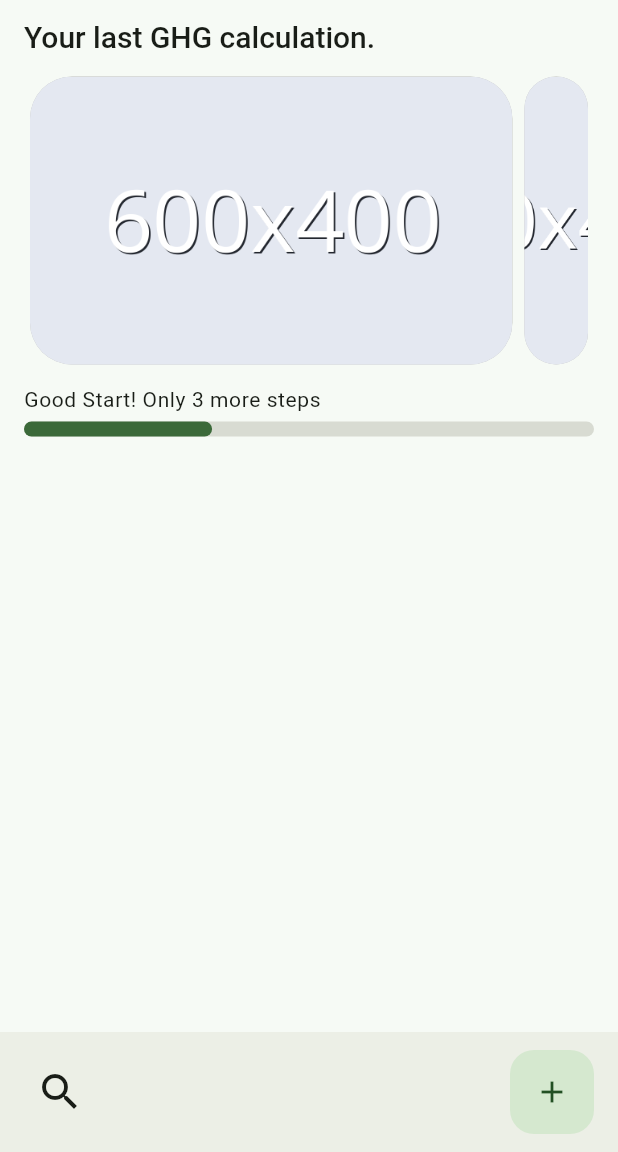
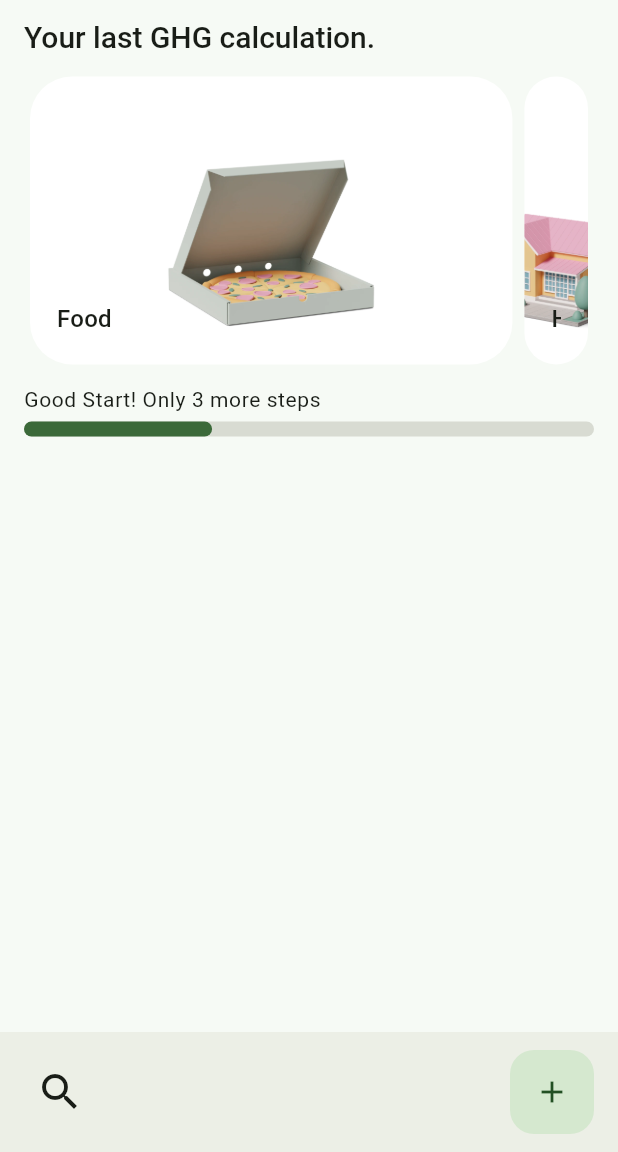
Before and after one commit to tomascarruco/Greenly, a Flutter app: the screen it shows after launch, on a phone screen of 412 x 824 dp, the part 84-1236 px from its top. Run offline on Flutter 3.47's test engine with Material 3 defaults, Android fonts, the phone set to English and light mode, and no system bars.

Commit message:
feat: Images for the carousel

```diff
--- a/lib/pages/home.dart
+++ b/lib/pages/home.dart
@@ -6,6 +6,9 @@ class HomePage extends StatelessWidget {
   @override
   Widget build(BuildContext context) {
     var textTheme = TextTheme.of(context);
+
+    final width = MediaQuery.sizeOf(context).width;
+    final images = ['Food', 'Housing', 'Energy', 'Transportation'];
 
     return SingleChildScrollView(
       padding: EdgeInsets.symmetric(horizontal: 16, vertical: 12),
@@ -18,12 +21,34 @@ class HomePage extends StatelessWidget {
           SizedBox(
             height: 200,
             child: CarouselView(
-              backgroundColor: Colors.grey.shade400,
+              backgroundColor: Colors.white,
               itemExtent: MediaQuery.of(context).size.width * 0.8,
+              itemSnapping: true,
               children: List<Widget>.generate(4, (int id) {
-                return Image.asset(
-                  'assets/images/600x400.png',
-                  fit: BoxFit.cover,
+                return Stack(
+                  alignment: AlignmentDirectional.bottomStart,
+                  // fit: StackFit.passthrough,
+                  children: <Widget>[
+                    ClipRect(
+                      child: OverflowBox(
+                        maxWidth: width / 2.5,
+                        maxHeight: width / 2.5,
+                        child: Image.asset(
+                          'assets/images/${images[id]}.png',
+                          fit: BoxFit.cover,
+                        ),
+                      ),
+                    ),
+                    Padding(
+                      padding: EdgeInsetsGeometry.all(18.0),
+                      child: Text(
+                        images[id],
+                        overflow: TextOverflow.clip,
+                        softWrap: false,
+                        style: textTheme.titleMedium,
+                      ),
+                    ),
+                  ],
                 );
               }),
             ),
```
Also changed, not shown: assets/images/Energy.png (added), assets/images/Food.png (added), assets/images/Housing.png (added), assets/images/Transportation.png (added).
